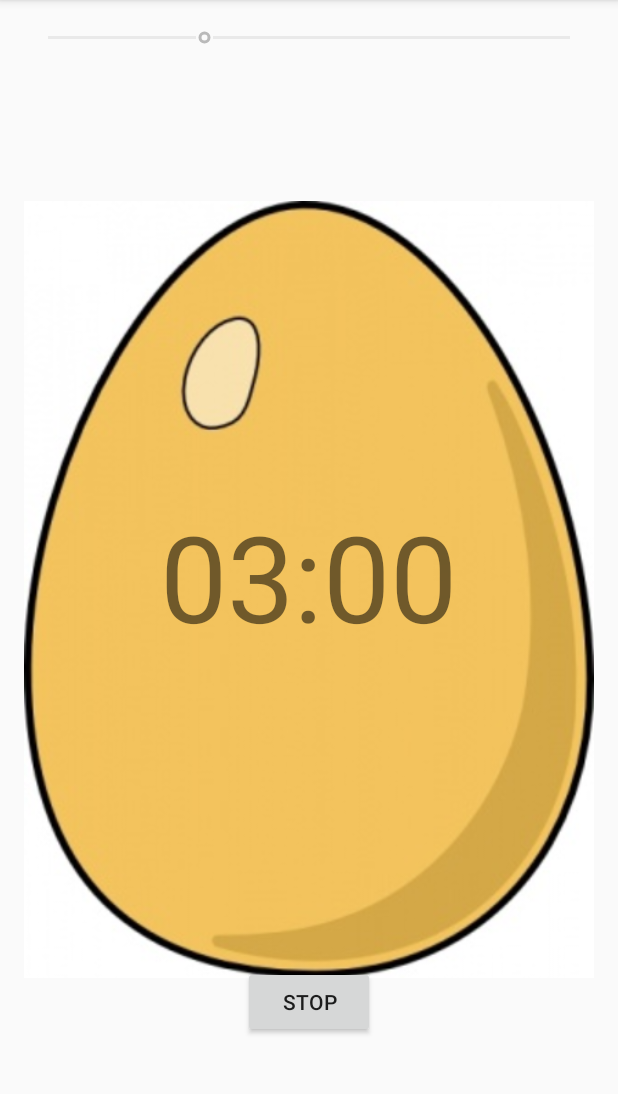
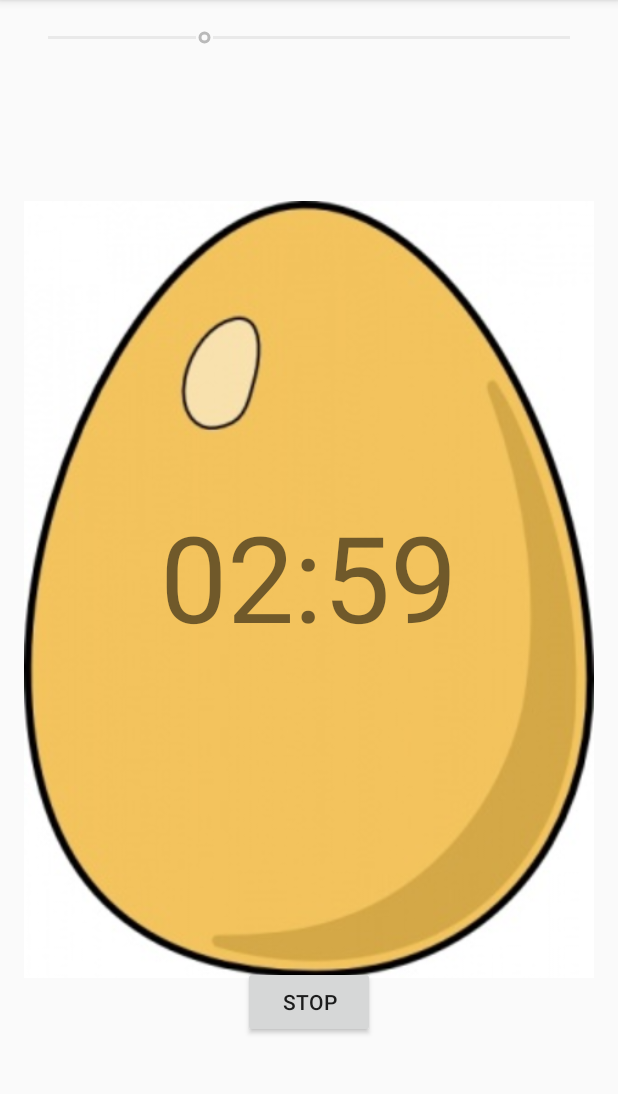
Before and after one commit to garfieldchou/EggTimer, an Android app: the screen it shows after launch (MainActivity), after a tap on "GO!", on a phone screen of 412 x 824 dp, the part 84-1178 px from its top. Run offline under Robolectric (Android 15) with nearby library versions, the phone set to English and light mode, and no system bars.

Commit message:
Add 50ms to CountDownTimer for correct countdown
12-28 14:42:09.892 27022-27022/com.garfield_chou.eggtimer I/Info-?min: 0
12-28 14:42:09.892 27022-27022/com.garfield_chou.eggtimer I/Info-?sec: 16
12-28 14:42:16.993 27022-27022/com.garfield_chou.eggtimer I/goClick: tapped!
12-28 14:42:17.028 27022-27022/com.garfield_chou.eggtimer I/Countdown?to...: 16048
12-28 14:42:18.029 27022-27022/com.garfield_chou.eggtimer I/Countdown?to...: 15047
12-28 14:42:19.030 27022-27022/com.garfield_chou.eggtimer I/Countdown?to...: 14046
12-28 14:42:20.031 27022-27022/com.garfield_chou.eggtimer I/Countdown?to...: 13045
12-28 14:42:21.032 27022-27022/com.garfield_chou.eggtimer I/Countdown?to...: 12044
12-28 14:42:22.033 27022-27022/com.garfield_chou.eggtimer I/Countdown?to...: 11043
12-28 14:42:23.034 27022-27022/com.garfield_chou.eggtimer I/Countdown?to...: 10042
12-28 14:42:24.035 27022-27022/com.garfield_chou.eggtimer I/Countdown?to...: 9041
12-28 14:42:25.035 27022-27022/com.garfield_chou.eggtimer I/Countdown?to...: 8041
12-28 14:42:26.036 27022-27022/com.garfield_chou.eggtimer I/Countdown?to...: 7040
12-28 14:42:27.037 27022-27022/com.garfield_chou.eggtimer I/Countdown?to...: 6039
12-28 14:42:28.038 27022-27022/com.garfield_chou.eggtimer I/Countdown?to...: 5038
12-28 14:42:29.039 27022-27022/com.garfield_chou.eggtimer I/Countdown?to...: 4037
12-28 14:42:30.041 27022-27022/com.garfield_chou.eggtimer I/Countdown?to...: 3036
12-28 14:42:31.042 27022-27022/com.garfield_chou.eggtimer I/Countdown?to...: 2034
12-28 14:42:32.043 27022-27022/com.garfield_chou.eggtimer I/Countdown?to...: 1034
12-28 14:42:33.077 27022-27022/com.garfield_chou.eggtimer I/Countdown: Finished

```diff
--- a/app/src/main/java/com/garfield_chou/eggtimer/MainActivity.java
+++ b/app/src/main/java/com/garfield_chou/eggtimer/MainActivity.java
@@ -60,16 +60,18 @@ public class MainActivity extends AppCompatActivity {
     public void goClick (View view) {
         Log.i("goClick", "tapped!");
         mplayer = MediaPlayer.create(this, R.raw.airhorn);
-        timerCountDown = new CountDownTimer(countDownStart + 1000, 1000) {
+        timerCountDown = new CountDownTimer(countDownStart + 50, 1000) {
             @Override
             public void onTick(long millisecondsUntilDone) {
-                Log.i("Countdown to...", Long.toString(millisecondsUntilDone / 1000));
+                Log.i("Countdown to...", Long.toString(millisecondsUntilDone));
                 minTextView.setText(String.format("%02d", (millisecondsUntilDone /1000) / 60));
                 secTextView.setText(String.format("%02d", (millisecondsUntilDone /1000) % 60));
             }
 
             @Override
             public void onFinish() {
+                Log.i("Countdown ", "Finished");
+                secTextView.setText("00");
                 mplayer.start();
             }
         }.start();
```
